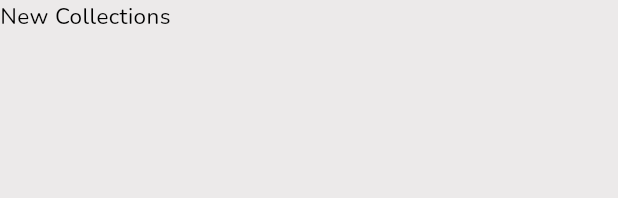
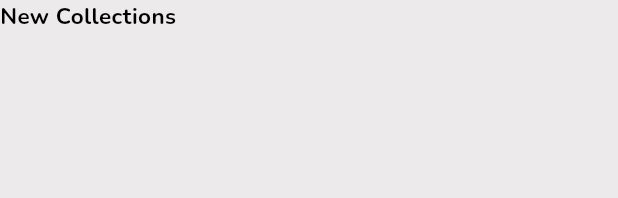
Before and after one commit to ZunairaMughal24/Antiques-Furniture, a Flutter app: the SectionHeader widget shown alone on an empty page, opened directly, on a phone screen of 412 x 824 dp. Shown: the top 198 px of the screen. Run offline on Flutter 3.47's test engine with Material 3 defaults, Android fonts, the phone set to English and light mode, and no system bars; our stand-ins replace equatable, flutter_bloc, flutter_hooks, flutter_rating_bar, go_router, google_fonts.

Commit message:
feat: add SectionHeader and HomeGridNoScroll widgets and update platform plugin registration files

```diff
--- a/lib/widgets/section_header.dart
+++ b/lib/widgets/section_header.dart
@@ -19,13 +19,19 @@ class SectionHeader extends StatelessWidget {
     return Row(
       mainAxisAlignment: MainAxisAlignment.spaceBetween,
       children: [
-        Text(title, style: AppTextTheme.bodyMedium().copyWith(fontSize: 15)),
+        Text(
+          title,
+          style: AppTextTheme.bodyMedium().copyWith(
+            fontSize: 15,
+            fontWeight: FontWeight.bold,
+          ),
+        ),
         if (actionText != null)
           GestureDetector(
             onTap: onActionTap,
             child: Text(
               actionText!,
-              style: AppTextTheme.bodyMedium().copyWith(fontSize: 15),
+              style: AppTextTheme.bodyMedium().copyWith(fontSize: 13),
             ),
           ),
       ],
```
Also changed, not shown: lib/features/home/presentation/widgets/home_grid_popular_items.dart (+4 -4 lines).
